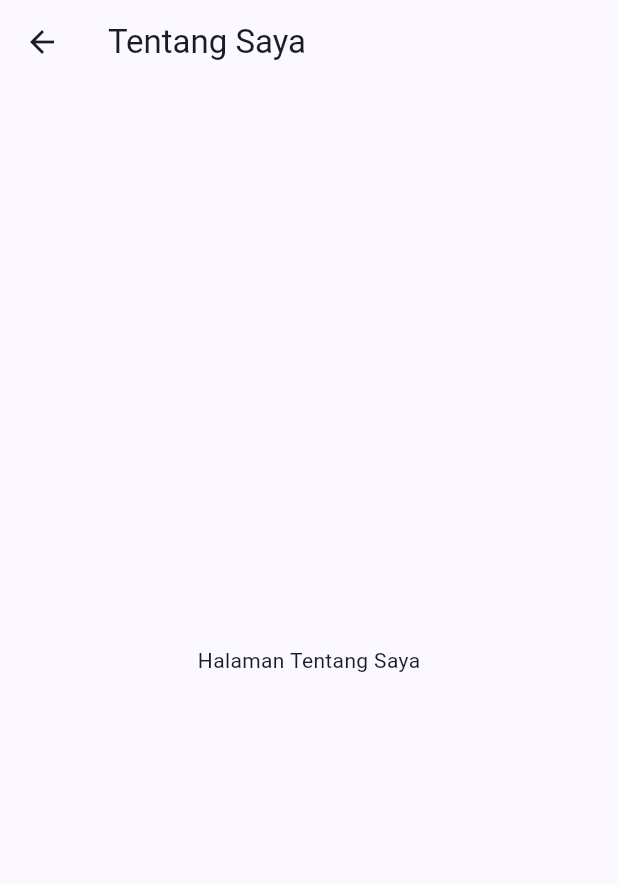
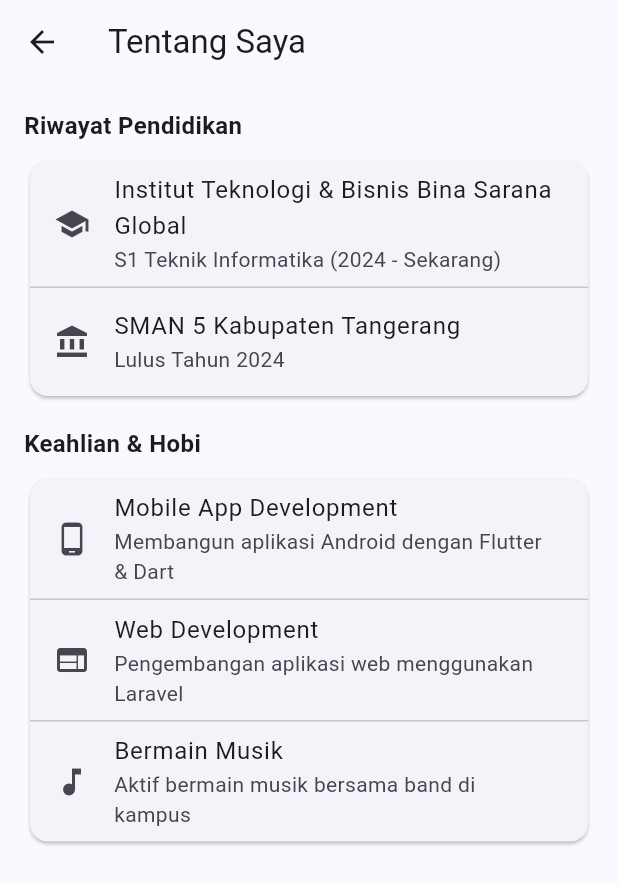
Before and after one commit to Alpannnnn/uts-pml-1124160115, a Flutter app: the AboutPage screen opened by its route, on a phone screen of 412 x 824 dp. Shown: the top 884 px of the screen. Run offline on Flutter 3.47's test engine with Material 3 defaults, Android fonts, the phone set to English and light mode, and no system bars.

Commit message:
Buat halaman tentang saya dengan ListView pendidikan dan keahlian

```diff
--- a/soal2-profil-app/lib/screens/about_page.dart
+++ b/soal2-profil-app/lib/screens/about_page.dart
@@ -7,8 +7,61 @@ class AboutPage extends StatelessWidget {
   Widget build(BuildContext context) {
     return Scaffold(
       appBar: AppBar(title: const Text('Tentang Saya')),
-      body: const Center(
-        child: Text('Halaman Tentang Saya'),
+      body: ListView(
+        padding: const EdgeInsets.all(16.0),
+        children: const [
+          Text(
+            'Riwayat Pendidikan',
+            style: TextStyle(fontSize: 16, fontWeight: FontWeight.bold),
+          ),
+          SizedBox(height: 8),
+          Card(
+            child: Column(
+              children: [
+                ListTile(
+                  leading: Icon(Icons.school),
+                  title: Text('Institut Teknologi & Bisnis Bina Sarana Global'),
+                  subtitle: Text('S1 Teknik Informatika (2024 - Sekarang)'),
+                ),
+                Divider(height: 1),
+                ListTile(
+                  leading: Icon(Icons.account_balance),
+                  title: Text('SMAN 5 Kabupaten Tangerang'),
+                  subtitle: Text('Lulus Tahun 2024'),
+                ),
+              ],
+            ),
+          ),
+          SizedBox(height: 16),
+          Text(
+            'Keahlian & Hobi',
+            style: TextStyle(fontSize: 16, fontWeight: FontWeight.bold),
+          ),
+          SizedBox(height: 8),
+          Card(
+            child: Column(
+              children: [
+                ListTile(
+                  leading: Icon(Icons.phone_android),
+                  title: Text('Mobile App Development'),
+                  subtitle: Text('Membangun aplikasi Android dengan Flutter & Dart'),
+                ),
+                Divider(height: 1),
+                ListTile(
+                  leading: Icon(Icons.web),
+                  title: Text('Web Development'),
+                  subtitle: Text('Pengembangan aplikasi web menggunakan Laravel'),
+                ),
+                Divider(height: 1),
+                ListTile(
+                  leading: Icon(Icons.music_note),
+                  title: Text('Bermain Musik'),
+                  subtitle: Text('Aktif bermain musik bersama band di kampus'),
+                ),
+              ],
+            ),
+          ),
+        ],
       ),
     );
   }
```
